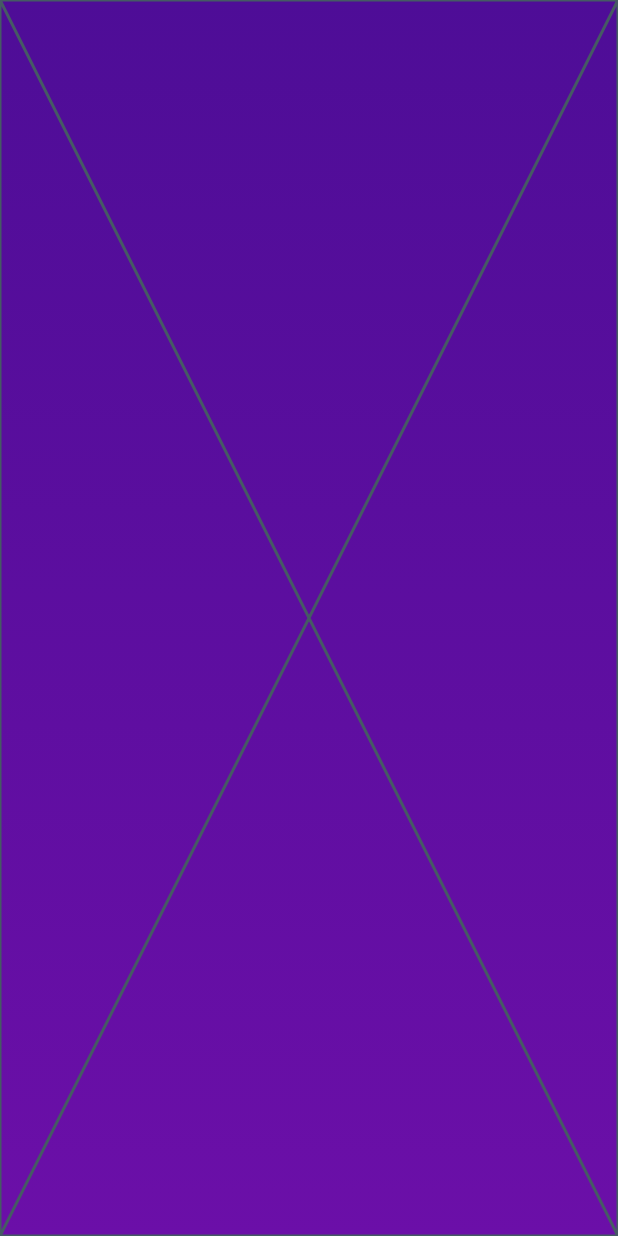
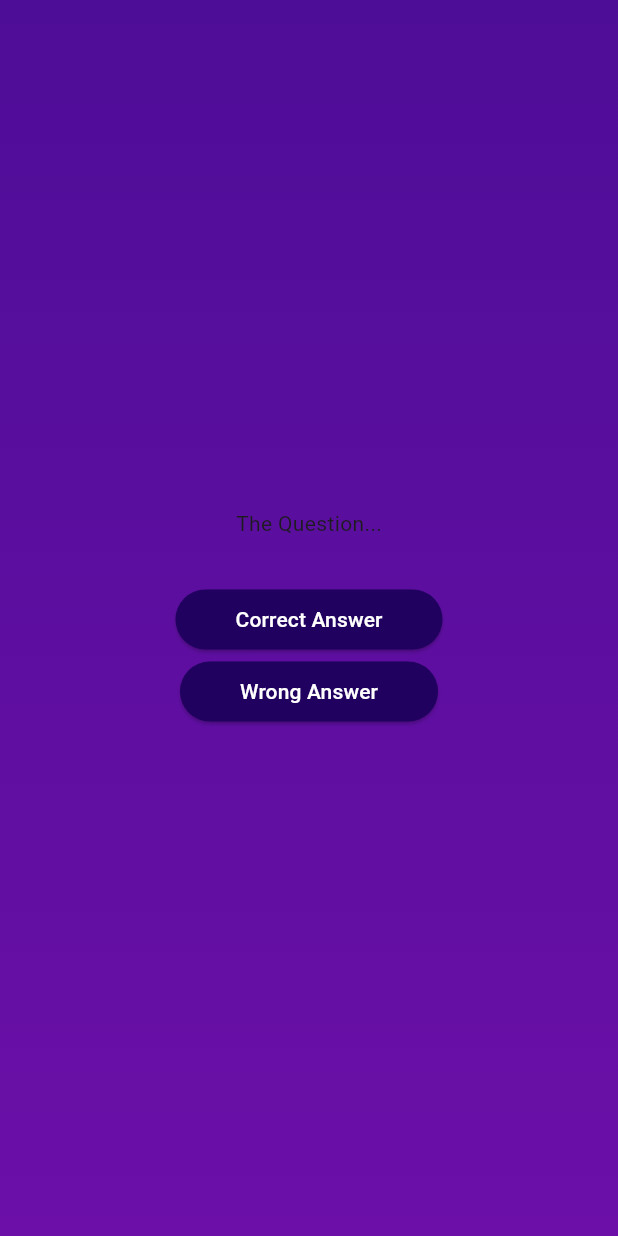
Before and after one commit to Nabin1-chand/flutter-quize_ui, a Flutter app: the screen it shows after launch, after a tap on "Start Quiz", on a phone screen of 412 x 824 dp. Run offline on Flutter 3.47's test engine with Material 3 defaults, Android fonts, the phone set to English and light mode, and no system bars.

Commit message:
added: reusable answer widget added

```diff
--- a/lib/Screen/question_screen.dart
+++ b/lib/Screen/question_screen.dart
@@ -1,10 +1,24 @@
 import 'package:flutter/material.dart';
+import 'package:quize_app/Screen/widgets/answer_widget.dart';
 
 class QuestionScreen extends StatelessWidget {
   const QuestionScreen({super.key});
 
   @override
   Widget build(BuildContext context) {
-    return const Placeholder();
+    return SizedBox(
+      width: double.infinity,
+      child: Column(
+        mainAxisAlignment: MainAxisAlignment.center,
+        children: [
+          const Text('The Question...'),
+          const SizedBox(
+            height: 30,
+          ),
+          AnswerWidget(answer: 'Correct Answer', onTab: () {}),
+          AnswerWidget(answer: 'Wrong Answer', onTab: () {}),
+        ],
+      ),
+    );
   }
 }
--- /dev/null
+++ b/lib/Screen/widgets/answer_widget.dart
@@ -0,0 +1,21 @@
+import 'package:flutter/material.dart';
+
+class AnswerWidget extends StatelessWidget {
+  const AnswerWidget({required this.answer, required this.onTab, super.key});
+  final String answer;
+  final void Function() onTab;
+  @override
+  Widget build(BuildContext context) {
+    return ElevatedButton(
+        style: ElevatedButton.styleFrom(
+            padding: const EdgeInsets.symmetric(vertical: 10, horizontal: 40),
+            backgroundColor: Color.fromARGB(255, 33, 1, 95),
+            foregroundColor: Colors.white,
+            shape: RoundedRectangleBorder(borderRadius: BorderRadius.circular(40))
+            ),
+        onPressed: () {
+          onTab();
+        },
+        child: Text(answer));
+  }
+}
--- /dev/null
+++ b/lib/model/question_model.dart
@@ -0,0 +1,5 @@
+class QuizQuestion {
+  QuizQuestion(this.text, this.answers);
+  final String text;
+  final List<String> answers;
+}
--- /dev/null
+++ b/lib/model/questions.dart
@@ -0,0 +1,23 @@
+import 'package:quize_app/model/question_model.dart';
+
+final question = [
+  QuizQuestion(
+    'What are the main building blocks of Flutter UIs?',
+    [
+      'Widgets',
+      'Components',
+      'Components',
+      'Blocks',
+      'Function',
+    ],
+  ),
+  QuizQuestion(
+    'How are Flutter UIs built?',
+    [
+      'By combining  widget  in code',
+      'By defining widgets in config file',
+      'Components',
+      'Blocks',
+    ],
+  ),
+];
```
